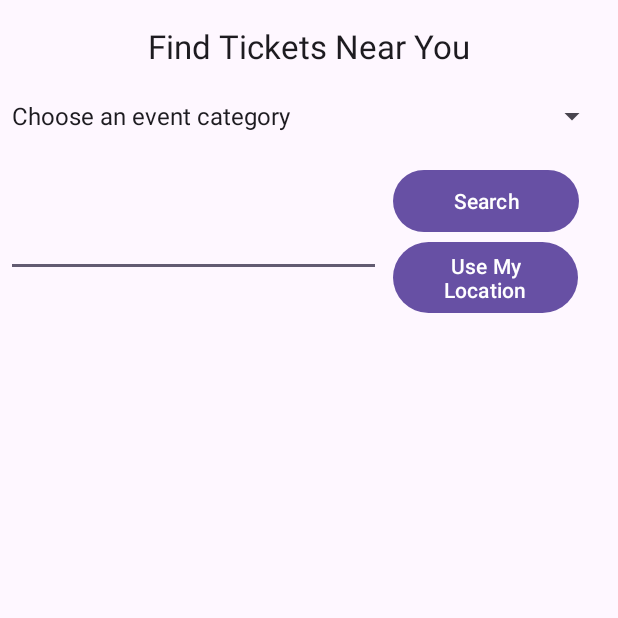
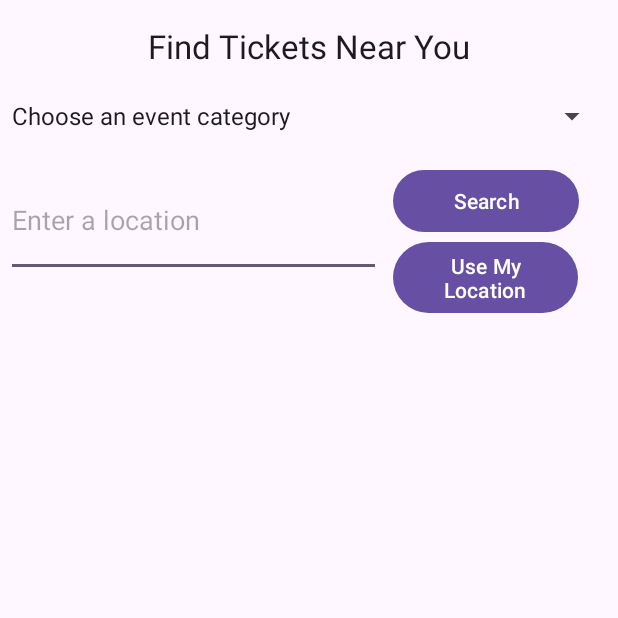
Before and after one commit to michaelptak/TickIt, an Android app: the screen it shows after launch (MainActivity), on a phone screen of 412 x 824 dp, the top half of it. Run offline under Robolectric (Android 15) with nearby library versions, the phone set to English and light mode, and no system bars; pictures from the network do not load.

Commit message:
More minor improvements/fixes

```diff
--- a/app/src/main/java/com/example/tickit/EventsAdapter.kt
+++ b/app/src/main/java/com/example/tickit/EventsAdapter.kt
@@ -19,7 +19,7 @@ import java.time.format.DateTimeFormatter
 class EventsAdapter(private val events: List<Event>) : RecyclerView.Adapter<EventsAdapter.EventViewHolder>() {
 
     inner class EventViewHolder(itemView: View) : RecyclerView.ViewHolder(itemView) {
-        val imageEvent = itemView.findViewById<ImageView>(R.id.imageEvent)
+        val imageEvent: ImageView = itemView.findViewById<ImageView>(R.id.imageEvent)
         val textEventName = itemView.findViewById<TextView>(R.id.textEventName)
         val textEventDateTime = itemView.findViewById<TextView>(R.id.textEventDateTime)
         val textVenueName = itemView.findViewById<TextView>(R.id.textVenueName)
--- a/app/src/main/java/com/example/tickit/MainActivity.kt
+++ b/app/src/main/java/com/example/tickit/MainActivity.kt
@@ -18,18 +18,17 @@ import androidx.recyclerview.widget.LinearLayoutManager
 import androidx.recyclerview.widget.RecyclerView
 import android.Manifest
 import android.annotation.SuppressLint
-import com.google.android.gms.location.FusedLocationProviderClient
 import android.location.Geocoder
 import android.location.LocationManager
 import android.content.Context
 
 
 //private const val TAG = "MainActivity"
-val tmApiKey = ""
+const val tmApiKey = ""
 
 class MainActivity : AppCompatActivity() {
 
-    lateinit var viewModel: EventsViewModel
+    private lateinit var viewModel: EventsViewModel
     private val ACCESS_LOCATION_CODE = 123
 
     override fun onCreate(savedInstanceState: Bundle?) {
@@ -86,7 +85,7 @@ class MainActivity : AppCompatActivity() {
         }
 
         //handle spinner
-        val categoryAdapter = ArrayAdapter<String>(
+        val categoryAdapter = ArrayAdapter(
             this, android.R.layout.simple_spinner_dropdown_item, categories)
         val spinner: Spinner = findViewById(R.id.spinner)
         spinner.adapter = categoryAdapter
@@ -152,7 +151,20 @@ class MainActivity : AppCompatActivity() {
         } else {
             if (ActivityCompat.shouldShowRequestPermissionRationale(
                     this, Manifest.permission.ACCESS_FINE_LOCATION)) {
-                // to-do: show rationale dialog here, then re-request
+                // show the user rationale and re-prompt
+                AlertDialog.Builder(this)
+                    .setTitle("Location Permission Needed")
+                    .setMessage("This app needs access to your location to auto-fill your city for event searches.")
+                    .setPositiveButton("OK") { _, _ ->
+                        ActivityCompat.requestPermissions(
+                            this,
+                            arrayOf(Manifest.permission.ACCESS_FINE_LOCATION),
+                            ACCESS_LOCATION_CODE
+                        )
+                    }
+                    .setNegativeButton("Cancel", null)
+                    .show()
+                return
             }
 
             ActivityCompat.requestPermissions(
--- a/app/src/main/res/layout/activity_main.xml
+++ b/app/src/main/res/layout/activity_main.xml
@@ -13,7 +13,7 @@
         android:layout_height="wrap_content"
         android:layout_marginStart="8dp"
         android:layout_marginTop="56dp"
-        android:text="Use My Location"
+        android:text="@string/use_my_location"
         app:layout_constraintStart_toEndOf="@+id/searchEditText"
         app:layout_constraintTop_toBottomOf="@+id/spinner" />
 
@@ -22,7 +22,7 @@
         android:layout_width="wrap_content"
         android:layout_height="wrap_content"
         android:layout_marginTop="16dp"
-        android:text="Find Tickets Near You"
+        android:text="@string/find_tickets_near_you"
         android:textAppearance="@style/TextAppearance.AppCompat.Large"
         app:layout_constraintEnd_toEndOf="parent"
         app:layout_constraintHorizontal_bias="0.5"
@@ -45,7 +45,9 @@
         android:layout_height="75dp"
         android:layout_marginStart="4dp"
         android:layout_marginTop="8dp"
+        android:autofillHints="Enter your city."
         android:ems="10"
+        android:hint="Enter a location"
         android:inputType="text"
         app:layout_constraintStart_toStartOf="parent"
         app:layout_constraintTop_toBottomOf="@+id/spinner" />
@@ -56,7 +58,7 @@
         android:layout_height="49dp"
         android:layout_marginStart="8dp"
         android:layout_marginTop="8dp"
-        android:text="Search"
+        android:text="@string/search"
         app:layout_constraintStart_toEndOf="@+id/searchEditText"
         app:layout_constraintTop_toBottomOf="@+id/spinner" />
 
@@ -76,7 +78,7 @@
         android:layout_width="wrap_content"
         android:layout_height="wrap_content"
         android:layout_marginTop="56dp"
-        android:text="No Results Currently Available"
+        android:text="@string/no_results_currently_available"
         android:textAppearance="@style/TextAppearance.AppCompat.Large"
         app:layout_constraintEnd_toEndOf="parent"
         app:layout_constraintStart_toStartOf="parent"
--- a/app/src/main/res/layout/event_layout.xml
+++ b/app/src/main/res/layout/event_layout.xml
@@ -104,7 +104,7 @@
                 android:layout_width="wrap_content"
                 android:layout_height="wrap_content"
                 android:layout_marginTop="8dp"
-                android:text="Buy Tickets"
+                android:text="@string/buy_tickets"
                 app:layout_constraintTop_toBottomOf="@id/textPriceRange"
                 app:layout_constraintStart_toStartOf="parent" />
 
--- a/app/src/main/res/values/strings.xml
+++ b/app/src/main/res/values/strings.xml
@@ -1,3 +1,8 @@
 <resources>
     <string name="app_name">TickIt</string>
+    <string name="search">Search</string>
+    <string name="no_results_currently_available">No Results Currently Available</string>
+    <string name="find_tickets_near_you">Find Tickets Near You</string>
+    <string name="use_my_location">Use My Location</string>
+    <string name="buy_tickets">Buy Tickets</string>
 </resources>
```
